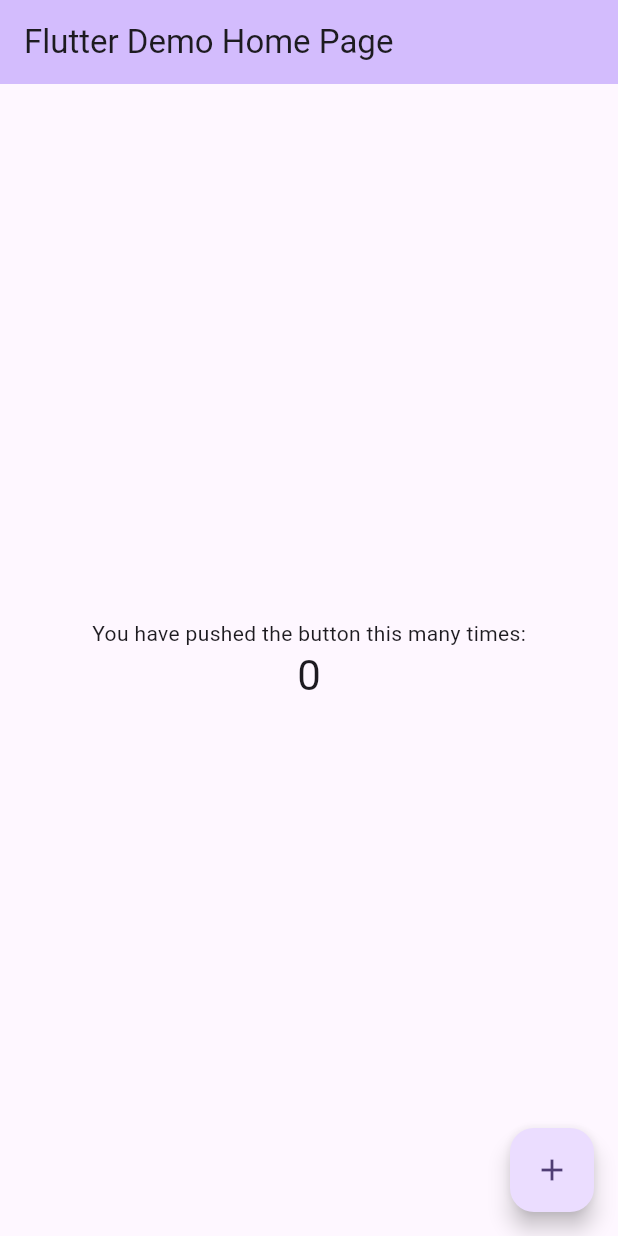
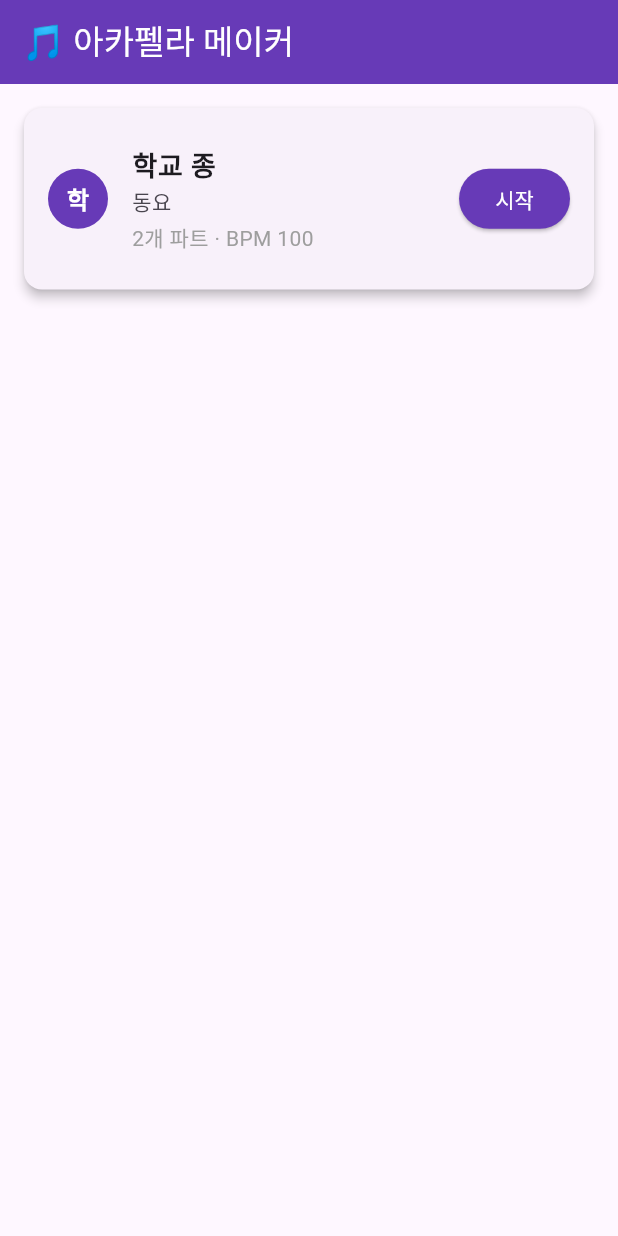
Before and after one commit to kcopper8/acapella-app, a Flutter app: the screen it shows after launch, on a phone screen of 412 x 824 dp. Run offline on Flutter 3.47's test engine with Material 3 defaults, Android fonts, the phone set to English and light mode, and no system bars.

Commit message:
feat: 앱 기본 구조 및 화면 구현 (홈/파트선택/녹화/미리보기)

```diff
--- a/lib/main.dart
+++ b/lib/main.dart
@@ -1,122 +1,24 @@
 import 'package:flutter/material.dart';
+import 'screens/home_screen.dart';
 
 void main() {
-  runApp(const MyApp());
+  runApp(const AcapellaApp());
 }
 
-class MyApp extends StatelessWidget {
-  const MyApp({super.key});
+class AcapellaApp extends StatelessWidget {
+  const AcapellaApp({super.key});
 
-  // This widget is the root of your application.
   @override
   Widget build(BuildContext context) {
     return MaterialApp(
-      title: 'Flutter Demo',
+      title: '아카펠라 메이커',
+      debugShowCheckedModeBanner: false,
       theme: ThemeData(
-        // This is the theme of your application.
-        //
-        // TRY THIS: Try running your application with "flutter run". You'll see
-        // the application has a purple toolbar. Then, without quitting the app,
-        // try changing the seedColor in the colorScheme below to Colors.green
-        // and then invoke "hot reload" (save your changes or press the "hot
-        // reload" button in a Flutter-supported IDE, or press "r" if you used
-        // the command line to start the app).
-        //
-        // Notice that the counter didn't reset back to zero; the application
-        // state is not lost during the reload. To reset the state, use hot
-        // restart instead.
-        //
-        // This works for code too, not just values: Most code changes can be
-        // tested with just a hot reload.
-        colorScheme: .fromSeed(seedColor: Colors.deepPurple),
+        colorScheme: ColorScheme.fromSeed(seedColor: Colors.deepPurple),
+        useMaterial3: true,
+        fontFamily: 'sans-serif',
       ),
-      home: const MyHomePage(title: 'Flutter Demo Home Page'),
+      home: const HomeScreen(),
     );
   }
 }
-
-class MyHomePage extends StatefulWidget {
-  const MyHomePage({super.key, required this.title});
-
-  // This widget is the home page of your application. It is stateful, meaning
-  // that it has a State object (defined below) that contains fields that affect
-  // how it looks.
-
-  // This class is the configuration for the state. It holds the values (in this
-  // case the title) provided by the parent (in this case the App widget) and
-  // used by the build method of the State. Fields in a Widget subclass are
-  // always marked "final".
-
-  final String title;
-
-  @override
-  State<MyHomePage> createState() => _MyHomePageState();
-}
-
-class _MyHomePageState extends State<MyHomePage> {
-  int _counter = 0;
-
-  void _incrementCounter() {
-    setState(() {
-      // This call to setState tells the Flutter framework that something has
-      // changed in this State, which causes it to rerun the build method below
-      // so that the display can reflect the updated values. If we changed
-      // _counter without calling setState(), then the build method would not be
-      // called again, and so nothing would appear to happen.
-      _counter++;
-    });
-  }
-
-  @override
-  Widget build(BuildContext context) {
-    // This method is rerun every time setState is called, for instance as done
-    // by the _incrementCounter method above.
-    //
-    // The Flutter framework has been optimized to make rerunning build methods
-    // fast, so that you can just rebuild anything that needs updating rather
-    // than having to individually change instances of widgets.
-    return Scaffold(
-      appBar: AppBar(
-        // TRY THIS: Try changing the color here to a specific color (to
-        // Colors.amber, perhaps?) and trigger a hot reload to see the AppBar
-        // change color while the other colors stay the same.
-        backgroundColor: Theme.of(context).colorScheme.inversePrimary,
-        // Here we take the value from the MyHomePage object that was created by
-        // the App.build method, and use it to set our appbar title.
-        title: Text(widget.title),
-      ),
-      body: Center(
-        // Center is a layout widget. It takes a single child and positions it
-        // in the middle of the parent.
-        child: Column(
-          // Column is also a layout widget. It takes a list of children and
-          // arranges them vertically. By default, it sizes itself to fit its
-          // children horizontally, and tries to be as tall as its parent.
-          //
-          // Column has various properties to control how it sizes itself and
-          // how it positions its children. Here we use mainAxisAlignment to
-          // center the children vertically; the main axis here is the vertical
-          // axis because Columns are vertical (the cross axis would be
-          // horizontal).
-          //
-          // TRY THIS: Invoke "debug painting" (choose the "Toggle Debug Paint"
-          // action in the IDE, or press "p" in the console), to see the
-          // wireframe for each widget.
-          mainAxisAlignment: .center,
-          children: [
-            const Text('You have pushed the button this many times:'),
-            Text(
-              '$_counter',
-              style: Theme.of(context).textTheme.headlineMedium,
-            ),
-          ],
-        ),
-      ),
-      floatingActionButton: FloatingActionButton(
-        onPressed: _incrementCounter,
-        tooltip: 'Increment',
-        child: const Icon(Icons.add),
-      ),
-    );
-  }
-}
--- /dev/null
+++ b/lib/models/song.dart
@@ -0,0 +1,57 @@
+class Part {
+  final String id;
+  final String name;
+  final String description;
+  final List<String> notes; // 가이드 음 목록
+  final int difficulty; // 1~3
+
+  const Part({
+    required this.id,
+    required this.name,
+    required this.description,
+    required this.notes,
+    required this.difficulty,
+  });
+}
+
+class Song {
+  final String id;
+  final String title;
+  final String artist;
+  final int bpm;
+  final List<Part> parts;
+
+  const Song({
+    required this.id,
+    required this.title,
+    required this.artist,
+    required this.bpm,
+    required this.parts,
+  });
+}
+
+// 샘플 곡 데이터
+final sampleSongs = [
+  Song(
+    id: 'sample1',
+    title: '학교 종',
+    artist: '동요',
+    bpm: 100,
+    parts: [
+      Part(
+        id: 'melody',
+        name: '멜로디',
+        description: '주선율을 담당해요',
+        notes: ['솔', '솔', '라', '솔', '솔'],
+        difficulty: 1,
+      ),
+      Part(
+        id: 'bass',
+        name: '베이스',
+        description: '낮은 음으로 리듬을 잡아요',
+        notes: ['도', '도', '파', '도', '도'],
+        difficulty: 2,
+      ),
+    ],
+  ),
+];
--- /dev/null
+++ b/lib/screens/home_screen.dart
@@ -0,0 +1,65 @@
+import 'package:flutter/material.dart';
+import '../models/song.dart';
+import '../models/recording.dart';
+import 'part_select_screen.dart';
+
+class HomeScreen extends StatelessWidget {
+  const HomeScreen({super.key});
+
+  @override
+  Widget build(BuildContext context) {
+    return Scaffold(
+      appBar: AppBar(
+        title: const Text('🎵 아카펠라 메이커'),
+        backgroundColor: Colors.deepPurple,
+        foregroundColor: Colors.white,
+      ),
+      body: ListView.builder(
+        padding: const EdgeInsets.all(16),
+        itemCount: sampleSongs.length,
+        itemBuilder: (context, index) {
+          final song = sampleSongs[index];
+          return Card(
+            elevation: 3,
+            margin: const EdgeInsets.only(bottom: 12),
+            child: ListTile(
+              contentPadding: const EdgeInsets.all(16),
+              leading: CircleAvatar(
+                backgroundColor: Colors.deepPurple,
+                child: Text(
+                  song.title[0],
+                  style: const TextStyle(color: Colors.white, fontWeight: FontWeight.bold),
+                ),
+              ),
+              title: Text(song.title, style: const TextStyle(fontWeight: FontWeight.bold, fontSize: 18)),
+              subtitle: Column(
+                crossAxisAlignment: CrossAxisAlignment.start,
+                children: [
+                  Text(song.artist),
+                  const SizedBox(height: 4),
+                  Text('${song.parts.length}개 파트 · BPM ${song.bpm}',
+                      style: const TextStyle(color: Colors.grey)),
+                ],
+              ),
+              trailing: ElevatedButton(
+                onPressed: () {
+                  Navigator.push(
+                    context,
+                    MaterialPageRoute(
+                      builder: (_) => PartSelectScreen(
+                        song: song,
+                        recordings: [],
+                      ),
+                    ),
+                  );
+                },
+                style: ElevatedButton.styleFrom(backgroundColor: Colors.deepPurple),
+                child: const Text('시작', style: TextStyle(color: Colors.white)),
+              ),
+            ),
+          );
+        },
+      ),
+    );
+  }
+}
```
Also changed, not shown: lib/models/recording.dart (added, +13 -0 lines), lib/screens/part_select_screen.dart (added, +161 -0 lines), lib/screens/preview_screen.dart (added, +110 -0 lines), lib/screens/record_screen.dart (added, +201 -0 lines).
